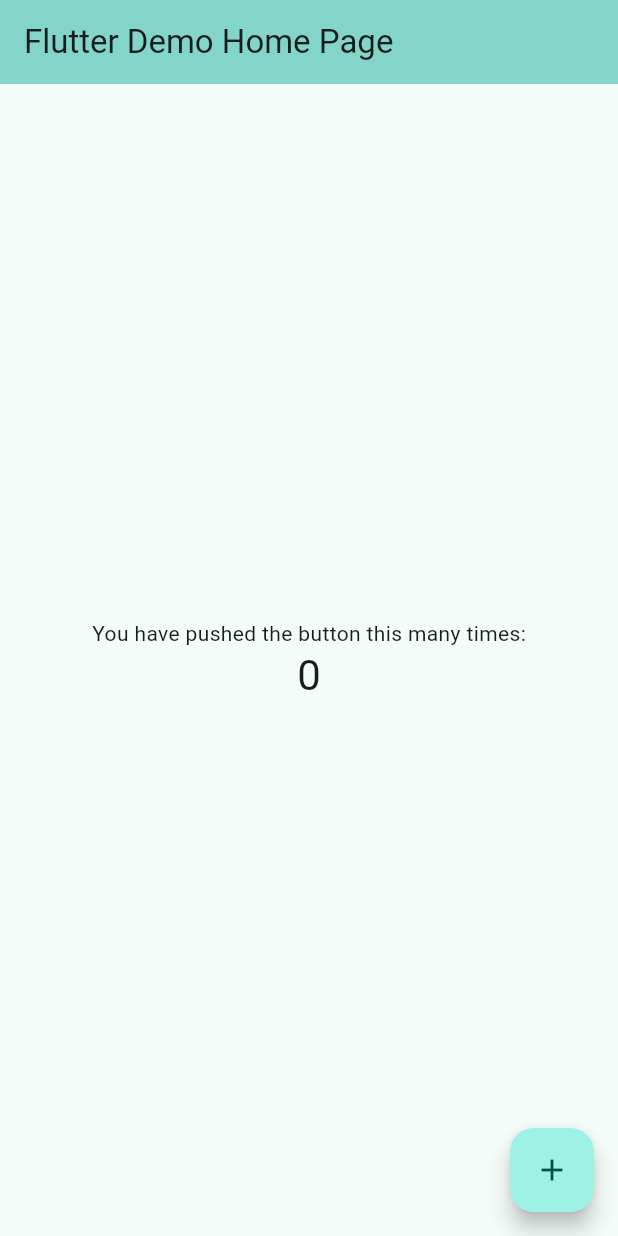
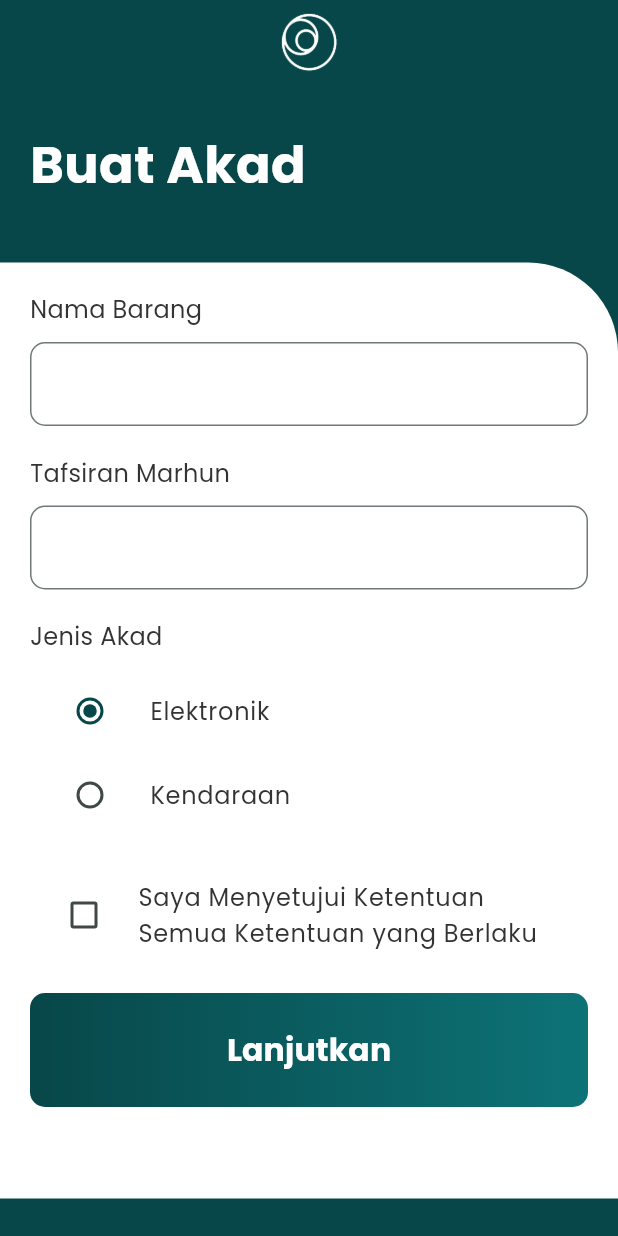
Before and after one commit to MirrorBottle/asadah, a Flutter app: the screen it shows after launch, on a phone screen of 412 x 824 dp. Run offline on Flutter 3.47's test engine with Material 2 defaults, Android fonts, the phone set to English and light mode, and no system bars; our stand-ins replace google_fonts.

Commit message:
feat: posttest4

```diff
--- /dev/null
+++ b/lib/components/button_component.dart
@@ -0,0 +1,96 @@
+import 'package:flutter/material.dart';
+import 'package:asadah/styles.dart';
+
+const buttonComponentDecoration = BoxDecoration(
+  borderRadius: BorderRadius.all(
+    Radius.circular(10),
+  ),
+);
+
+class ButtonSecondaryComponent extends StatelessWidget {
+  final String buttontext;
+  final BoxDecoration buttonDecoration;
+  var onPressed;
+
+  // ignore: use_key_in_widget_constructors
+  ButtonSecondaryComponent({
+    required this.buttontext,
+    required this.onPressed,
+    this.buttonDecoration = buttonComponentDecoration,
+  });
+
+  @override
+  Widget build(BuildContext context) {
+    return TextButton(
+      onPressed: onPressed,
+      child: Container(
+        decoration: buttonDecoration.copyWith(
+          color: const Color(0xFFE6E6E6)
+        ),
+        width: double.infinity,
+        height: 60,
+        padding: const EdgeInsets.only(top: 10.0, bottom: 10.0),
+        child: Center(
+          child: Text(
+            buttontext,
+            style: Styles.text.copyWith(
+                fontSize: 21.0,
+                color: const Color(0xFF333333),
+                fontWeight: FontWeight.bold),
+          ),
+        ),
+      ),
+    );
+  }
+}
+
+// ignore: must_be_immutable
+class ButtonComponent extends StatelessWidget {
+  final String buttontext;
+  final BoxDecoration buttonDecoration;
+  var onPressed;
+
+  // ignore: use_key_in_widget_constructors
+  ButtonComponent({
+    required this.buttontext,
+    required this.onPressed,
+    this.buttonDecoration = buttonComponentDecoration,
+  });
+
+  @override
+  Widget build(BuildContext context) {
+    return ClipRRect(
+      borderRadius: BorderRadius.circular(10),
+      child: Stack(
+        children: [
+          Positioned.fill(
+              child: Container(
+            decoration: BoxDecoration(
+                gradient: LinearGradient(colors: [
+              Theme.of(context).colorScheme.primary,
+              Theme.of(context).colorScheme.secondary
+            ])),
+          )),
+          TextButton(
+            onPressed: onPressed,
+            child: Container(
+              width: double.infinity,
+              decoration: buttonDecoration,
+              height: 60,
+              padding: const EdgeInsets.only(top: 10.0, bottom: 10.0),
+              child: Center(
+                child: Text(
+                  buttontext,
+                  style: Styles.text.copyWith(
+                      fontSize: 21.0,
+                      color: Colors.white,
+                      fontWeight: FontWeight.bold),
+                ),
+              ),
+            ),
+          )
+        ],
+      ),
+    );
+  }
+}
--- /dev/null
+++ b/lib/input_akad_page.dart
@@ -0,0 +1,125 @@
+import 'package:asadah/components/button_component.dart';
+import 'package:asadah/preview_akad_page.dart';
+import 'package:asadah/styles.dart';
+import 'package:flutter/material.dart';
+
+class InputAkadPage extends StatefulWidget {
+  const InputAkadPage({super.key});
+
+  @override
+  State<InputAkadPage> createState() => _InputAkadPageState();
+}
+
+class _InputAkadPageState extends State<InputAkadPage> {
+  Map<String, dynamic> _data = {"category": "Elektronik", "approvement": false};
+  List<String> _categories = ['Elektronik', 'Kendaraan'];
+  final TextEditingController _nameController = TextEditingController();
+  final TextEditingController _estimatedController = TextEditingController();
+
+  @override
+  Widget build(BuildContext context) {
+    return Scaffold(
+      resizeToAvoidBottomInset: false,
+      backgroundColor: primaryColor,
+      appBar: AppBar(
+        centerTitle: true,
+        backgroundColor: Colors.transparent,
+        title: Image.asset('assets/images/icon_white.png', height: 70),
+        automaticallyImplyLeading: false,
+      ),
+      body: SingleChildScrollView(
+        reverse: true,
+        child: Column(
+          mainAxisAlignment: MainAxisAlignment.start,
+          crossAxisAlignment: CrossAxisAlignment.start,
+          children: [
+            const SizedBox(height: 30),
+            Padding(
+              padding: const EdgeInsets.only(left: 20),
+              child: Text("Buat Akad", style: Styles.textHeadingStyle),
+            ),
+            const SizedBox(height: 40),
+            Container(
+              constraints: BoxConstraints(
+                  minHeight: MediaQuery.of(context).size.height - 200),
+              width: MediaQuery.of(context).size.width,
+              padding: const EdgeInsets.all(20.0),
+              decoration: const BoxDecoration(
+                borderRadius:
+                    BorderRadius.only(topRight: Radius.circular(60.0)),
+                color: Colors.white,
+              ),
+              child: Column(
+                crossAxisAlignment: CrossAxisAlignment.start,
+                children: [
+                  Text("Nama Barang", style: Styles.textLabel),
+                  const SizedBox(height: 10),
+                  TextField(
+                    controller: _nameController,
+                    decoration: InputDecoration(
+                        border: OutlineInputBorder(
+                            borderRadius: BorderRadius.circular(10))),
+                  ),
+                  const SizedBox(height: 20),
+                  Text("Tafsiran Marhun", style: Styles.textLabel),
+                  const SizedBox(height: 10),
+                  TextField(
+                    controller: _estimatedController,
+                    keyboardType: TextInputType.number,
+                    decoration: InputDecoration(
+                        border: OutlineInputBorder(
+                            borderRadius: BorderRadius.circular(10))),
+                  ),
+                  const SizedBox(height: 20),
+                  Text("Jenis Akad", style: Styles.textLabel),
+                  const SizedBox(height: 10),
+                  ..._categories.map((category) {
+                    return ListTile(
+                      title: Text(category, style: Styles.textLabel),
+                      leading: Radio(
+                        value: category,
+                        groupValue: _data['category'],
+                        onChanged: (value) {
+                          setState(() {
+                            _data = {..._data, "category": value!};
+                          });
+                        },
+                      ),
+                    );
+                  }).toList(),
+                  const SizedBox(height: 20),
+                  CheckboxListTile(
+                      title: Text(
+                          "Saya Menyetujui Ketentuan Semua Ketentuan yang Berlaku",
+                          style: Styles.textLabel),
+                      value: _data['approvement'],
+                      controlAffinity: ListTileControlAffinity.leading,
+                      onChanged: (bool? newValue) {
+                        setState(() {
+                          _data = {..._data, "approvement": newValue};
+                        });
+                      }),
+                  const SizedBox(height: 20),
+                  ButtonComponent(
+                      buttontext: "Lanjutkan",
+                      onPressed: () {
+                        setState(() {
+                          _data = {..._data, "name": _nameController.text, "estimated": _estimatedController.text};
+                        });
+                        Navigator.push(
+                          context,
+                          MaterialPageRoute(
+                              builder: (context) => PreviewAkadPage(data: _data)),
+                        );
+                      },
+                    )
+                ],
+              ),
+            )
+          ],
+        ),
+      ),
+    );
+    ;
+  }
+}
--- a/lib/main.dart
+++ b/lib/main.dart
@@ -1,3 +1,5 @@
+import 'package:asadah/input_akad_page.dart';
+import 'package:asadah/styles.dart';
 import 'package:flutter/material.dart';
 
 void main() {
@@ -12,57 +14,14 @@
     return MaterialApp(
       title: 'Flutter Demo',
       theme: ThemeData(
-        colorScheme: ColorScheme.fromSeed(seedColor: Colors.teal),
+        colorScheme: ColorScheme.fromSeed(seedColor: Colors.teal).copyWith(
+          primary: primaryColor,
+          secondary: secondaryColor,
+          tertiary: ternaryColor,
+        ),
         useMaterial3: true,
       ),
-      home: const MyHomePage(title: 'Flutter Demo Home Page'),
+      home: const InputAkadPage(),
     );
   }
 }
-
-class MyHomePage extends StatefulWidget {
-  const MyHomePage({super.key, required this.title});
-  final String title;
-
-  @override
-  State<MyHomePage> createState() => _MyHomePageState();
-}
-
-class _MyHomePageState extends State<MyHomePage> {
-  int _counter = 0;
-
-  void _incrementCounter() {
-    setState(() {
-      _counter++;
-    });
-  }
-
-  @override
-  Widget build(BuildContext context) {
-    return Scaffold(
-      appBar: AppBar(
-        backgroundColor: Theme.of(context).colorScheme.inversePrimary,
-        title: Text(widget.title),
-      ),
-      body: Center(
-        child: Column(
-          mainAxisAlignment: MainAxisAlignment.center,
-          children: <Widget>[
-            const Text(
-              'You have pushed the button this many times:',
-            ),
-            Text(
-              '$_counter',
-              style: Theme.of(context).textTheme.headlineMedium,
-            ),
-          ],
-        ),
-      ),
-      floatingActionButton: FloatingActionButton(
-        onPressed: _incrementCounter,
-        tooltip: 'Increment',
-        child: const Icon(Icons.add),
-      ),
-    );
-  }
-}
--- /dev/null
+++ b/lib/styles.dart
@@ -0,0 +1,15 @@
+import 'package:flutter/material.dart';
+import 'package:google_fonts/google_fonts.dart';
+
+const primaryColor = Color(0xFF084749);
+const secondaryColor = Color(0xFF0d7377);
+const ternaryColor = Color(0xFF129fa5);
+const neutralColor = Color(0xFF333333);
+abstract class Styles {
+  static final text = GoogleFonts.poppins();
+  static final textHeadingStyle = Styles.text
+      .copyWith(color: Colors.white, fontSize: 34, fontWeight: FontWeight.bold);
+  static final textLabel = Styles.text.copyWith(
+    color: neutralColor, fontSize: 16
+  );
+}
--- a/pubspec.yaml
+++ b/pubspec.yaml
@@ -11,6 +11,7 @@
   cupertino_icons: ^1.0.2
   flutter_svg: ^2.0.7
   flutter_native_splash: ^2.3.3
+  google_fonts: ^6.1.0
 
 dev_dependencies:
   flutter_test:
@@ -19,7 +20,8 @@
 flutter:
   uses-material-design: true
   assets:
-    - assets/
+    - assets/images/
+    - assets/svg/
 flutter_native_splash:
   android: true
   ios: true
```
Also changed, not shown: lib/preview_akad_page.dart (added, +91 -0 lines), assets/images/icon_white.png (added), assets/images/logo_full.png (added), assets/images/logo_full_white.png (added), assets/images/logo_text.png (added), pubspec.lock, 1 other file.
